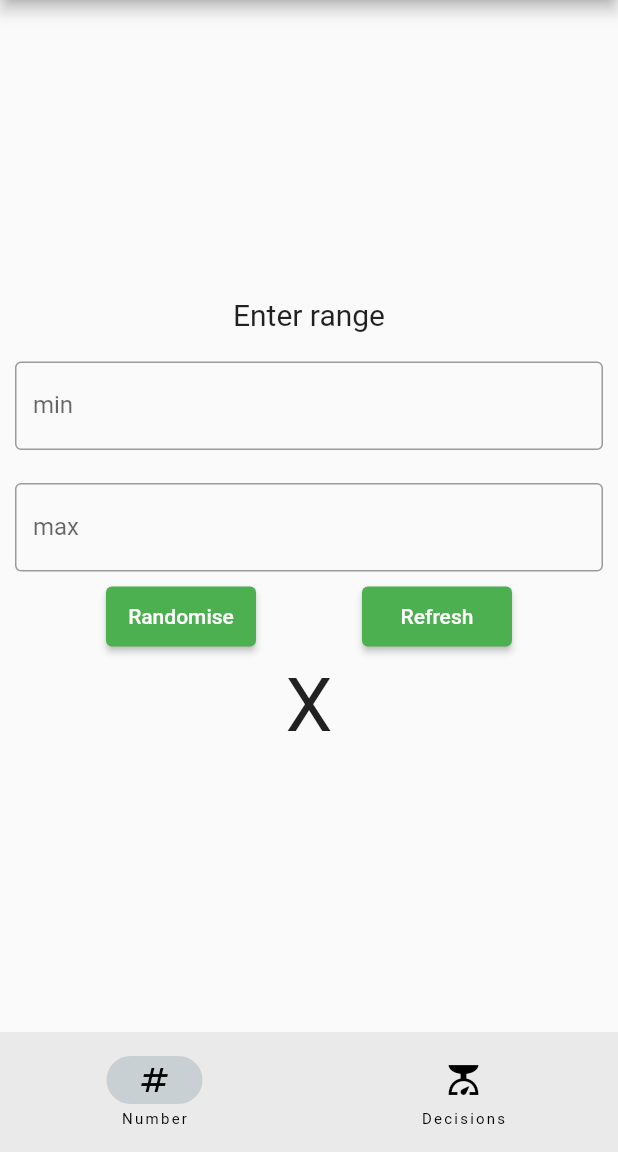
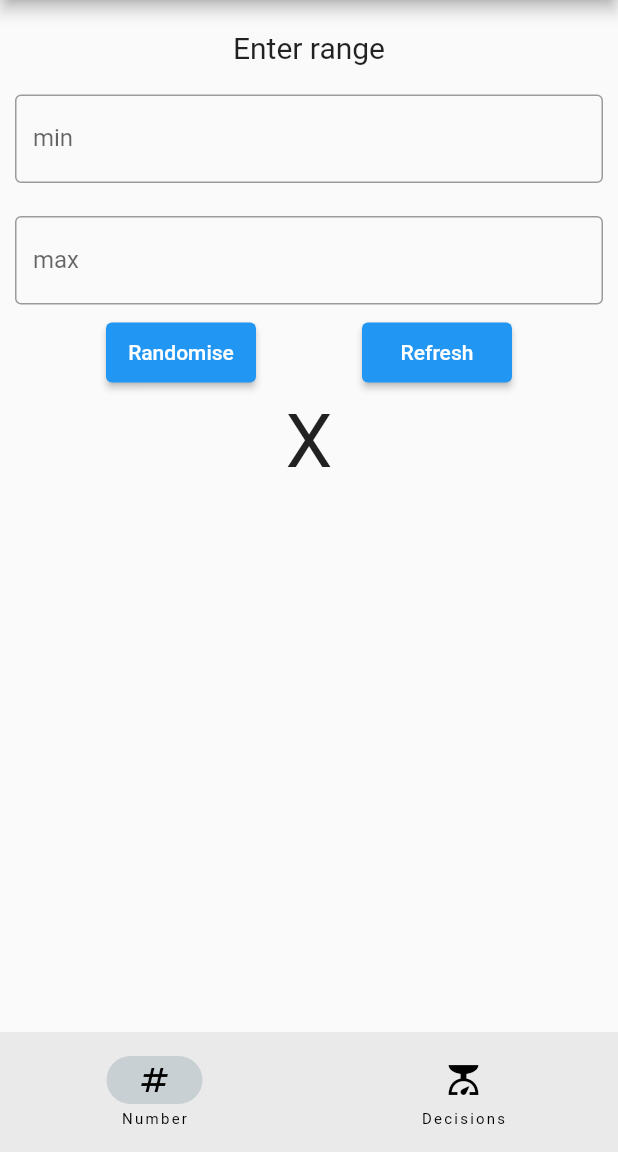
Before and after one commit to jameslinley/RandomGeneratorApp, a Flutter app: the screen it shows after launch, on a phone screen of 412 x 824 dp, the part 84-1236 px from its top. Run offline on Flutter 3.47's test engine with Material 2 defaults, Android fonts, the phone set to English and light mode, and no system bars; our stand-ins replace animated_text_kit.

Commit message:
Changed colour of buttons to blue, changed page from Center to Column

```diff
--- a/random_generator_app/lib/number_page.dart
+++ b/random_generator_app/lib/number_page.dart
@@ -13,10 +13,9 @@ class _NumberPageState extends State<NumberPage> {
   @override
   Widget build(BuildContext context) {
     return Scaffold(
-      body: Center(
-          child: Column(
-        mainAxisSize: MainAxisSize.min,
+      body: Column(
         children: [
+          const SizedBox(height: 10),
           Container(
             margin: const EdgeInsets.all(5),
             padding: const EdgeInsets.all(5),
@@ -48,15 +47,19 @@ class _NumberPageState extends State<NumberPage> {
               ),
             ),
           ),
+          const SizedBox(
+            height: 2,
+          ),
           Row(
             mainAxisAlignment: MainAxisAlignment.spaceEvenly,
             children: [
               ConstrainedBox(
-                constraints: BoxConstraints.tightFor(width: 100, height: 40),
+                constraints:
+                    const BoxConstraints.tightFor(width: 100, height: 40),
                 child: ElevatedButton(
                   style: ElevatedButton.styleFrom(
-                    backgroundColor: Colors.green,
-                    padding: EdgeInsets.all(0.5),
+                    backgroundColor: Colors.blue,
+                    padding: const EdgeInsets.all(0.5),
                   ),
                   child: const Text('Randomise'),
                   onPressed: () {
@@ -67,11 +70,12 @@ class _NumberPageState extends State<NumberPage> {
                 ),
               ),
               ConstrainedBox(
-                constraints: BoxConstraints.tightFor(width: 100, height: 40),
+                constraints:
+                    const BoxConstraints.tightFor(width: 100, height: 40),
                 child: ElevatedButton(
                   style: ElevatedButton.styleFrom(
-                    backgroundColor: Colors.green,
-                    padding: EdgeInsets.all(0.5),
+                    backgroundColor: Colors.blue,
+                    padding: const EdgeInsets.all(0.5),
                   ),
                   child: const Text('Refresh'),
                   onPressed: () {
@@ -91,7 +95,7 @@ class _NumberPageState extends State<NumberPage> {
             style: const TextStyle(fontSize: 50),
           ),
         ],
-      )),
+      ),
     );
   }
 }
```
Also changed, not shown: random_generator_app/lib/main.dart (+0 -15 lines).
